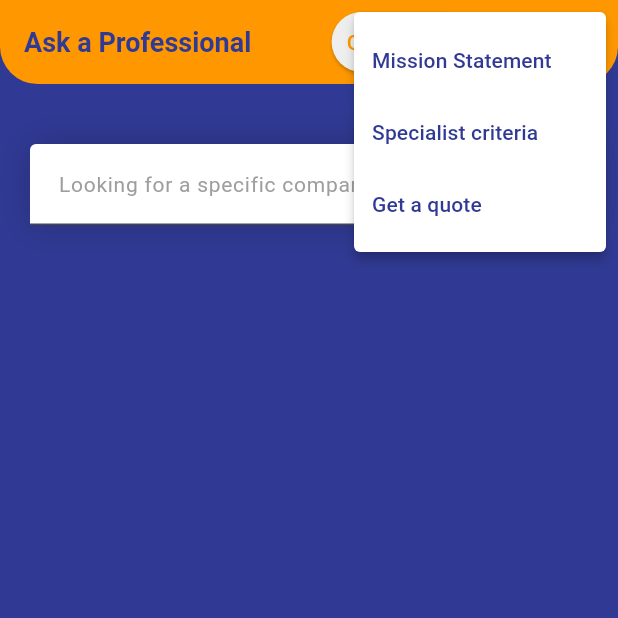
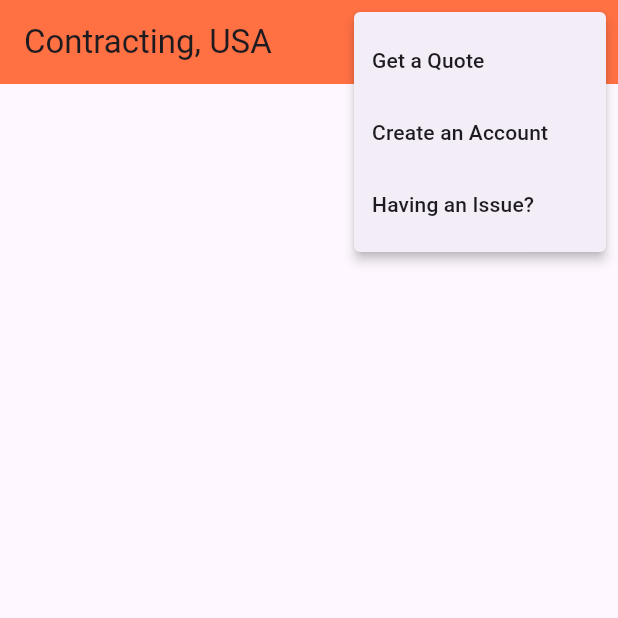
Before and after one commit to AustinFSSE/FlutterProject, a Flutter app: the screen it shows after launch, after a tap on the "more vert" icon, on a phone screen of 412 x 824 dp, the top half of it. Run offline on Flutter 3.47's test engine with Material 3 defaults, Android fonts, the light colour scheme and no system bars; Roboto replaces fonts that are missing (Poppins).

Commit message:
Reworked the appBar & created 3 new pages

```diff
--- a/lib/pages/home.dart
+++ b/lib/pages/home.dart
@@ -1,3 +1,6 @@
+import 'package:Constructionapp/pages/customer_support.dart';
+import 'package:Constructionapp/pages/login_page.dart';
+import 'package:Constructionapp/pages/get_a_quote.dart';
 import 'package:flutter/material.dart';
 
 class HomePage extends StatelessWidget {
@@ -6,82 +9,54 @@ class HomePage extends StatelessWidget {
   @override
   Widget build(BuildContext context) {
     return Scaffold(
-      backgroundColor: const Color.fromARGB(255, 48, 58, 148),
-      appBar: appBar(),
-      body: ListView(
-        children: <Widget>[
-          _searchField(),
-          const SizedBox(
-            height: 40,
-          )
+      appBar: AppBar(
+        backgroundColor: Colors.deepOrange[400],
+        elevation: 0,
+        title: const Text('Contracting, USA'),
+        actions: <Widget>[
+          IconButton(
+              onPressed: () {
+                // do something
+              },
+              icon: const Icon(Icons.share)),
+          PopupMenuButton(
+            onSelected: (item) => onSelected(context, item),
+            itemBuilder: (context) => [
+              const PopupMenuItem(value: 0, child: Text('Get a Quote')),
+              const PopupMenuItem(
+                value: 1,
+                child: Text('Create an Account'),
+              ),
+              const PopupMenuItem(
+                value: 2,
+                child: Text(
+                  'Having an Issue?',
+                ),
+              )
+            ],
+          ),
         ],
       ),
     );
   }
 
-  AppBar appBar() {
-    return AppBar(
-      shape: const RoundedRectangleBorder(
-        borderRadius: BorderRadius.only(
-          bottomLeft: Radius.circular(25),
-          bottomRight: Radius.circular(25),
-        ),
-      ),
-      backgroundColor: Colors.orange,
-      elevation: 0.0,
-      centerTitle: false,
-      title: const Text(
-        'Ask a Professional',
-        style: TextStyle(color: Color.fromARGB(255, 48, 58, 148), fontSize: 18, fontWeight: FontWeight.bold),
-      ),
-      actions: <Widget>[
-        ElevatedButton(
-          onPressed: () {},
-          style: ElevatedButton.styleFrom(foregroundColor: Colors.orange, backgroundColor: const Color.fromARGB(255, 238, 238, 238), padding: const EdgeInsets.all(10.0)),
-          child: Text('Get a Quote'),
-        ),
-        IconButton(
-          color: Color.fromARGB(255, 48, 58, 148),
-          icon: Icon(Icons.notifications),
-          onPressed: () {},
-        ),
-        PopupMenuButton(
-            padding: EdgeInsets.only(right: 20),
-            color: Colors.white,
-            itemBuilder: (context) => [
-                  const PopupMenuItem(
-                    child: Text(
-                      'Mission Statement',
-                      style: TextStyle(color: Color.fromARGB(255, 48, 58, 148)),
-                    ),
-                  ),
-                  const PopupMenuItem(
-                    child: Text(
-                      'Specialist criteria',
-                      style: TextStyle(color: Color.fromARGB(255, 48, 58, 148)),
-                    ),
-                  ),
-                  const PopupMenuItem(
-                    child: Text('Get a quote', style: TextStyle(color: Color.fromARGB(255, 48, 58, 148))),
-                  )
-                ]),
-      ],
-    );
-  }
-
-  Container _searchField() {
-    return Container(
-      margin: const EdgeInsets.only(top: 40, left: 20, right: 20),
-      decoration: BoxDecoration(boxShadow: [BoxShadow(color: Colors.black.withOpacity(0.20), blurRadius: 20, spreadRadius: 0.0)]),
-      child: TextField(
-        decoration: InputDecoration(
-          filled: true,
-          fillColor: Colors.white,
-          contentPadding: EdgeInsets.all(15),
-          hintText: 'Looking for a specific company?',
-          hintStyle: const TextStyle(color: Colors.grey, fontSize: 14),
-        ),
-      ),
-    );
+  void onSelected(BuildContext context, int item) {
+    switch (item) {
+      case 0:
+        Navigator.of(context).push(
+          MaterialPageRoute(builder: (context) => GetQuote()),
+        );
+        break;
+      case 1:
+        Navigator.of(context).push(
+          MaterialPageRoute(builder: (context) => Login()),
+        );
+        break;
+      case 2:
+        Navigator.of(context).push(
+          MaterialPageRoute(builder: (context) => CustomerSupport()),
+        );
+        break;
+    }
   }
 }
--- a/pubspec.yaml
+++ b/pubspec.yaml
@@ -1,4 +1,4 @@
-name: dadsapp
+name: Constructionapp
 description: "A new Flutter project."
 publish_to: 'none'
 version: 0.1.0
```
Also changed, not shown: lib/main.dart (+6 -2 lines), lib/pages/customer_support.dart (added, +16 -0 lines), lib/pages/get_a_quote.dart (added, +14 -0 lines), lib/pages/login_page.dart (added, +16 -0 lines), 1 other file.
